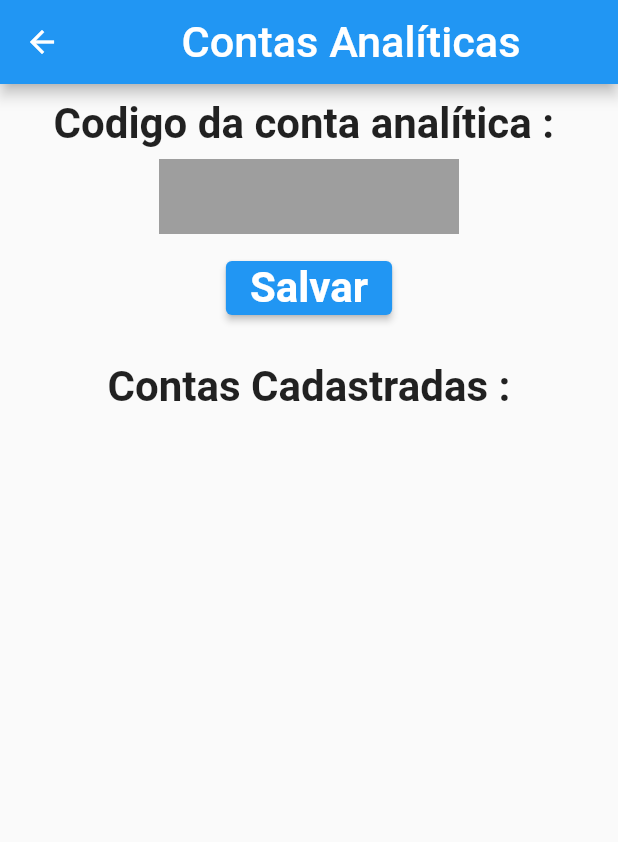
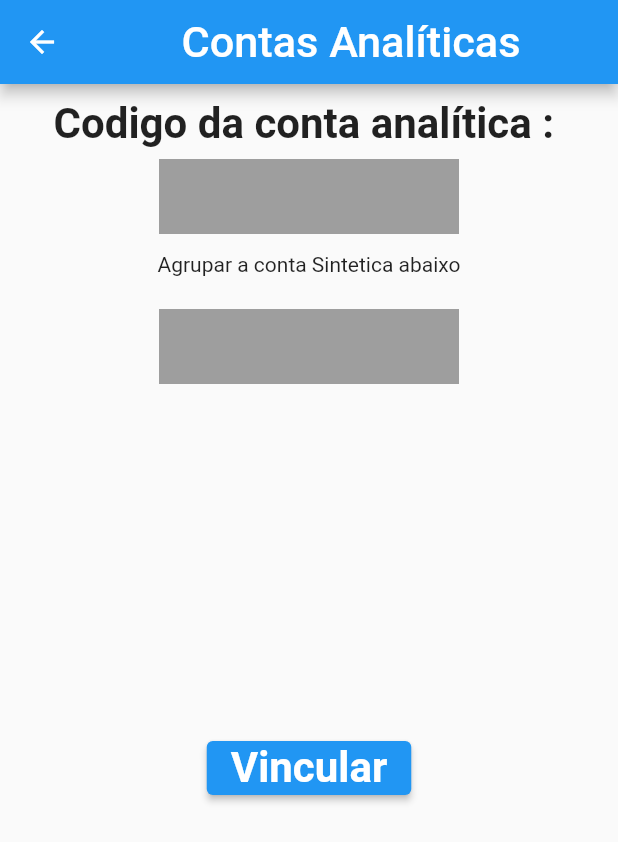
Before and after one commit to vmendesneto/rias_accounting, a Flutter app: the AnalyticAccountScreen screen opened directly, on a phone screen of 412 x 824 dp. Shown: the top 842 px of the screen. Run offline on Flutter 3.47's test engine with Material 2 defaults, Android fonts, the phone set to English and light mode, and no system bars; our stand-ins replace cloud_firestore, extended_masked_text, firebase_core, flutter_riverpod, syncfusion_flutter_datepicker; accounts and stored records are empty.

Commit message:
Cadastro analitica e sintetica finalizado.

```diff
--- a/lib/settings/analytic_account/analytic_account_screen.dart
+++ b/lib/settings/analytic_account/analytic_account_screen.dart
@@ -1,7 +1,7 @@
+import 'package:cloud_firestore/cloud_firestore.dart';
 import 'package:flutter/material.dart';
 import 'package:flutter/services.dart';
 import 'package:flutter_riverpod/flutter_riverpod.dart';
-
 
 
 import 'providers/analytic_provider.dart';
@@ -14,24 +14,17 @@ class AnalyticAccountScreen extends ConsumerStatefulWidget {
       _AnalyticAccountScreenState();
 }
 
-class _AnalyticAccountScreenState
-    extends ConsumerState<AnalyticAccountScreen> {
-
+class _AnalyticAccountScreenState extends ConsumerState<AnalyticAccountScreen> {
   TextEditingController name = TextEditingController();
-
-  @override
-  void initState() {
-    final data = ref.read(analyticProvider.notifier);
-    data.readAllAnalytic("Conta q será vinculada");
-    super.initState();
-  }
-
+  String selecionado = '';
 
   @override
   Widget build(BuildContext context) {
     final _width = MediaQuery.of(context).size.width;
     final data = ref.watch(analyticProvider.notifier);
     final dataState = ref.read(analyticProvider);
+
+    final _sint = FirebaseFirestore.instance.collection('sinteticas').get();
 
     return Scaffold(
         appBar: AppBar(
@@ -71,6 +64,7 @@ class _AnalyticAccountScreenState
                           errorBorder: InputBorder.none,
                           disabledBorder: InputBorder.none,
                         ),
+                        keyboardType: TextInputType.number,
                         inputFormatters: [
                           LengthLimitingTextInputFormatter(20),
                         ],
@@ -79,36 +73,88 @@ class _AnalyticAccountScreenState
               const SizedBox(
                 height: 10,
               ),
-                  ElevatedButton(
-                      onPressed: () async {
-                        await data.saveAllAnalytic(name.text, "Conta q será vinculada");
-                        name.text = '';
-                        FocusScope.of(context).requestFocus(FocusNode());
-                        await data.readAllAnalytic('Conta q será vinculada');
-                        setState(() {
-                          dataState.listAddress;
-                        });
-                      },
-                      child: const Text("Salvar",
-                          style: TextStyle(
-                              fontSize: 28.0, fontWeight: FontWeight.w700))),
+              const Text('Agrupar a conta Sintetica abaixo'),
               const SizedBox(
-                    height: 25,
+                height: 20,
               ),
-                  const Text("Contas Cadastradas :",
-                      style:
-                      TextStyle(fontSize: 28.0, fontWeight: FontWeight.w700)),
-                  Container(
+              Padding(
+                  padding: const EdgeInsets.all(2.0),
+                  child: Container(
+                    padding: const EdgeInsets.only(left: 6),
+                    alignment: Alignment.center,
+                    height: 50.0,
+                    width: 200,
+                    color: Colors.grey,
+                    child: Text(
+                      selecionado,
+                      style: const TextStyle(fontSize: 24),
+                    ),
+                  )),
+              FutureBuilder(
+                  future: _sint,
+                  builder: (BuildContext context,
+                      AsyncSnapshot<QuerySnapshot> snapshot) {
+                    if (!snapshot.hasData) {
+                      return const Text(
+                        'No Data...',
+                      );
+                    }
+                    if (snapshot.hasError) {
+                      return const Text(
+                        'Favor cadastrar conta sintética',
+                      );
+                    } else {
+                      return Container(
                           padding: const EdgeInsets.all(10.0),
                           height: 200,
                           child: ListView.builder(
                               shrinkWrap: true,
-                          itemCount: dataState.listAddress.length,
-                          itemBuilder: (context, index) {
-                            return dataState.listAddress.isNotEmpty
-                                ? Text(dataState.listAddress[index].toString())
-                                : Container();
-                          }))
+                              itemCount: snapshot.data!.docs.length,
+                              itemBuilder: (context, i) {
+                                // selecionado = snapshot.data!.docs[i].get('name');
+                                return snapshot.data!.docs.isNotEmpty
+                                    ? GestureDetector(
+                                        onTap: () {
+                                          setState(() {
+                                            selecionado = snapshot.data!.docs[i]
+                                                .get('name');
+                                          });
+                                        },
+                                        child: Container(
+                                            alignment: Alignment.center,
+                                            height: 30,
+                                            width: 150,
+                                            child: Text(
+                                                snapshot.data!.docs[i]
+                                                    .get('name')
+                                                    .toString(),
+                                                style: const TextStyle(
+                                                    fontSize: 24))),
+                                      )
+                                    : Container(
+                                        child: const Text(
+                                            'Favor cadastrar conta sintética'),
+                                        alignment: Alignment.center,
+                                      );
+                              }));
+                    }
+                  }),
+              const SizedBox(
+                height: 30,
+              ),
+              ElevatedButton(
+                  onPressed: () async {
+                    await data.saveAllAnalytic(name.text, selecionado);
+                    name.text = '';
+                    FocusScope.of(context).requestFocus(FocusNode());
+                    await data.readAllAnalytic(selecionado);
+                    setState(() {
+                      selecionado = '';
+                    });
+                  },
+                  child: const Text("Vincular",
+                      style: TextStyle(
+                          fontSize: 28.0, fontWeight: FontWeight.w700))),
             ],
           ),
         )));
--- a/lib/settings/synthetic_account/synthetic_account_screen.dart
+++ b/lib/settings/synthetic_account/synthetic_account_screen.dart
@@ -25,7 +25,6 @@ class _SyntheticAccountScreenState
     data.readAllSynthetic();
     super.initState();
   }
-
 
   @override
   Widget build(BuildContext context) {
@@ -72,7 +71,7 @@ class _SyntheticAccountScreenState
                           disabledBorder: InputBorder.none,
                         ),
                         inputFormatters: [
-                          LengthLimitingTextInputFormatter(20),
+                          LengthLimitingTextInputFormatter(28),
                         ],
                         controller: name,
                       ))),
@@ -81,7 +80,7 @@ class _SyntheticAccountScreenState
               ),
               ElevatedButton(
                   onPressed: () async {
-                    synthetic.name = name.text;
+                    synthetic.name = name.text.toLowerCase();
                     await data.saveAllSynthetic(name.text);
                     name.text = '';
                     FocusScope.of(context).requestFocus(FocusNode());
```
Also changed, not shown: lib/settings/analytic_account/domain/service/analytic_account_controller.dart (+26 -9 lines), lib/settings/settings_screen.dart (+25 -10 lines). Lines whose indentation alone changed are shown as unchanged.
